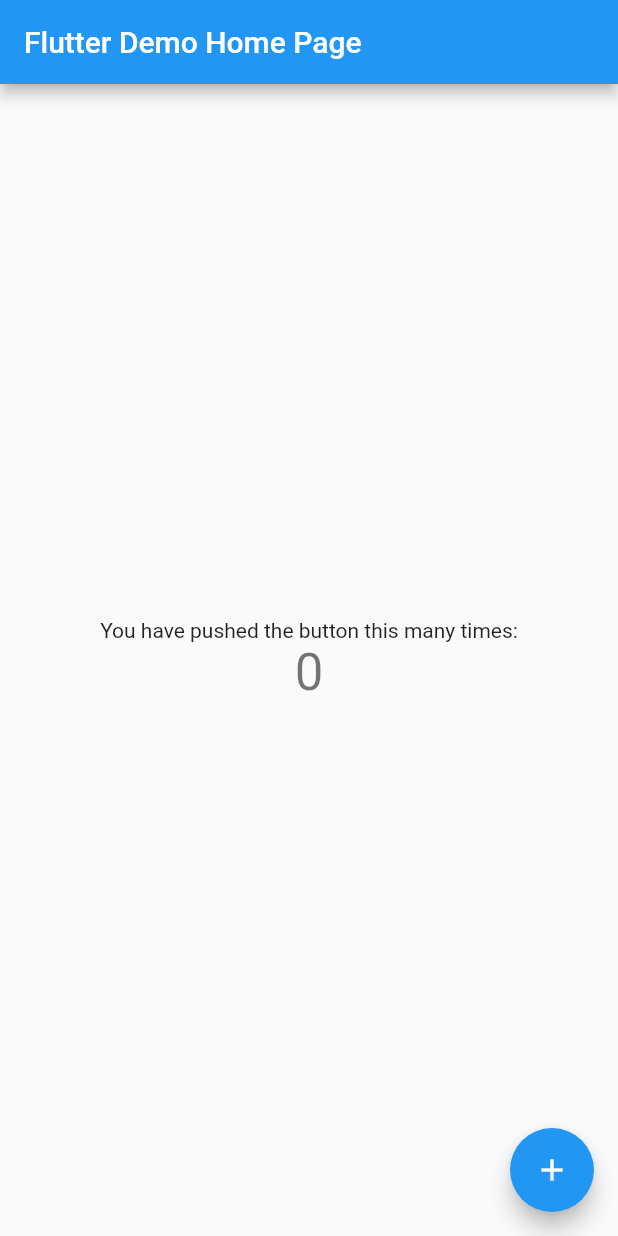
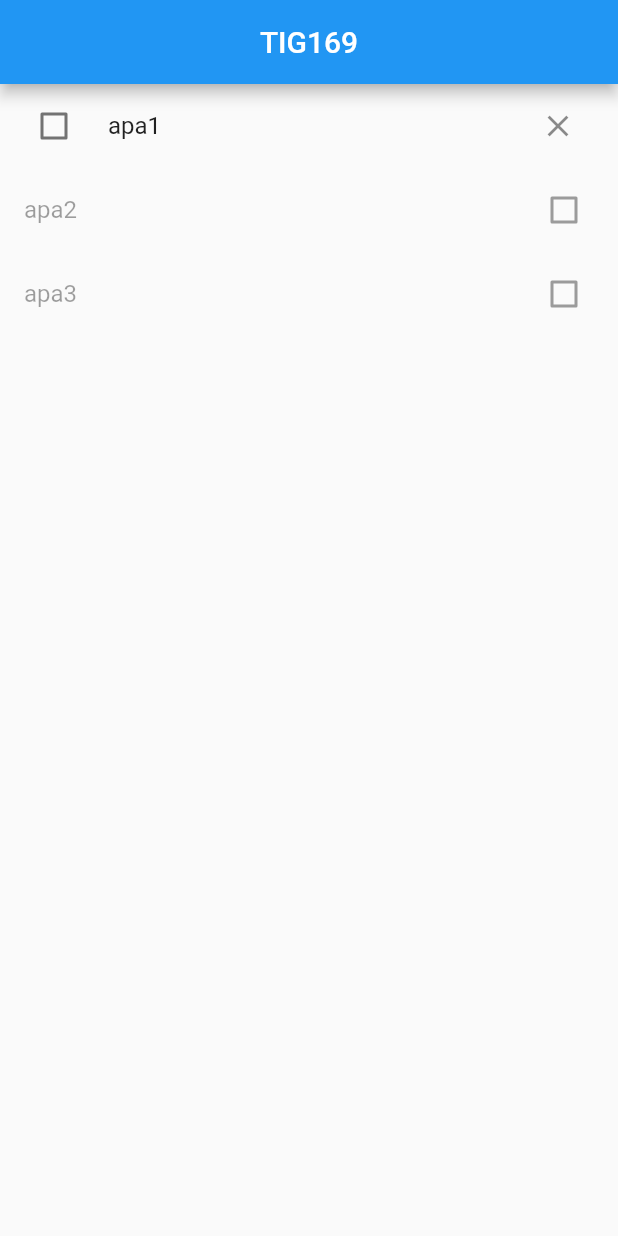
Before and after one commit to gu-tig169/gusbarreol, a Flutter app: the screen it shows after launch, on a phone screen of 412 x 824 dp. Run offline on Flutter 3.47's test engine with Material 2 defaults, Android fonts, the phone set to English and light mode, and no system bars.

Commit message:
utan dynamisk lista

```diff
--- a/lib/main.dart
+++ b/lib/main.dart
@@ -5,113 +5,60 @@ void main() {
 }
 
 class MyApp extends StatelessWidget {
-  // This widget is the root of your application.
   @override
   Widget build(BuildContext context) {
     return MaterialApp(
-      title: 'Flutter Demo',
-      theme: ThemeData(
-        // This is the theme of your application.
-        //
-        // Try running your application with "flutter run". You'll see the
-        // application has a blue toolbar. Then, without quitting the app, try
-        // changing the primarySwatch below to Colors.green and then invoke
-        // "hot reload" (press "r" in the console where you ran "flutter run",
-        // or simply save your changes to "hot reload" in a Flutter IDE).
-        // Notice that the counter didn't reset back to zero; the application
-        // is not restarted.
-        primarySwatch: Colors.blue,
-        // This makes the visual density adapt to the platform that you run
-        // the app on. For desktop platforms, the controls will be smaller and
-        // closer together (more dense) than on mobile platforms.
-        visualDensity: VisualDensity.adaptivePlatformDensity,
+      home: Scaffold(
+        appBar: AppBar(
+          title: Text("TIG169"),
+          centerTitle: true,
+        ),
+        body: _ListView(),
       ),
-      home: MyHomePage(title: 'Flutter Demo Home Page'),
     );
   }
 }
 
-class MyHomePage extends StatefulWidget {
-  MyHomePage({Key key, this.title}) : super(key: key);
-
-  // This widget is the home page of your application. It is stateful, meaning
-  // that it has a State object (defined below) that contains fields that affect
-  // how it looks.
-
-  // This class is the configuration for the state. It holds the values (in this
-  // case the title) provided by the parent (in this case the App widget) and
-  // used by the build method of the State. Fields in a Widget subclass are
-  // always marked "final".
-
-  final String title;
-
+class _ListView extends StatefulWidget {
   @override
-  _MyHomePageState createState() => _MyHomePageState();
+  __ListViewState createState() => __ListViewState();
 }
 
-class _MyHomePageState extends State<MyHomePage> {
-  int _counter = 0;
-
-  void _incrementCounter() {
-    setState(() {
-      // This call to setState tells the Flutter framework that something has
-      // changed in this State, which causes it to rerun the build method below
-      // so that the display can reflect the updated values. If we changed
-      // _counter without calling setState(), then the build method would not be
-      // called again, and so nothing would appear to happen.
-      _counter++;
-    });
-  }
-
+class __ListViewState extends State<_ListView> {
+  bool _isSet = false;
   @override
   Widget build(BuildContext context) {
-    // This method is rerun every time setState is called, for instance as done
-    // by the _incrementCounter method above.
-    //
-    // The Flutter framework has been optimized to make rerunning build methods
-    // fast, so that you can just rebuild anything that needs updating rather
-    // than having to individually change instances of widgets.
-    return Scaffold(
-      appBar: AppBar(
-        // Here we take the value from the MyHomePage object that was created by
-        // the App.build method, and use it to set our appbar title.
-        title: Text(widget.title),
-      ),
-      body: Center(
-        // Center is a layout widget. It takes a single child and positions it
-        // in the middle of the parent.
-        child: Column(
-          // Column is also a layout widget. It takes a list of children and
-          // arranges them vertically. By default, it sizes itself to fit its
-          // children horizontally, and tries to be as tall as its parent.
-          //
-          // Invoke "debug painting" (press "p" in the console, choose the
-          // "Toggle Debug Paint" action from the Flutter Inspector in Android
-          // Studio, or the "Toggle Debug Paint" command in Visual Studio Code)
-          // to see the wireframe for each widget.
-          //
-          // Column has various properties to control how it sizes itself and
-          // how it positions its children. Here we use mainAxisAlignment to
-          // center the children vertically; the main axis here is the vertical
-          // axis because Columns are vertical (the cross axis would be
-          // horizontal).
-          mainAxisAlignment: MainAxisAlignment.center,
-          children: <Widget>[
-            Text(
-              'You have pushed the button this many times:',
-            ),
-            Text(
-              '$_counter',
-              style: Theme.of(context).textTheme.headline4,
-            ),
-          ],
+    return ListView(
+      children: [
+        CheckboxListTile(
+          secondary: IconButton(
+            icon: Icon(Icons.close),
+            onPressed: () {
+              print("APA");
+            },
+          ),
+          controlAffinity: ListTileControlAffinity.leading,
+          value: _isSet,
+          onChanged: (bool newVal) {
+            setState(
+              () {
+                _isSet = newVal;
+              },
+            );
+          },
+          title: Text("apa1"),
         ),
-      ),
-      floatingActionButton: FloatingActionButton(
-        onPressed: _incrementCounter,
-        tooltip: 'Increment',
-        child: Icon(Icons.add),
-      ), // This trailing comma makes auto-formatting nicer for build methods.
+        CheckboxListTile(
+          value: false,
+          onChanged: null,
+          title: Text("apa2"),
+        ),
+        CheckboxListTile(
+          value: false,
+          onChanged: null,
+          title: Text("apa3"),
+        ),
+      ],
     );
   }
 }
```
Also changed, not shown: 1 other file.
